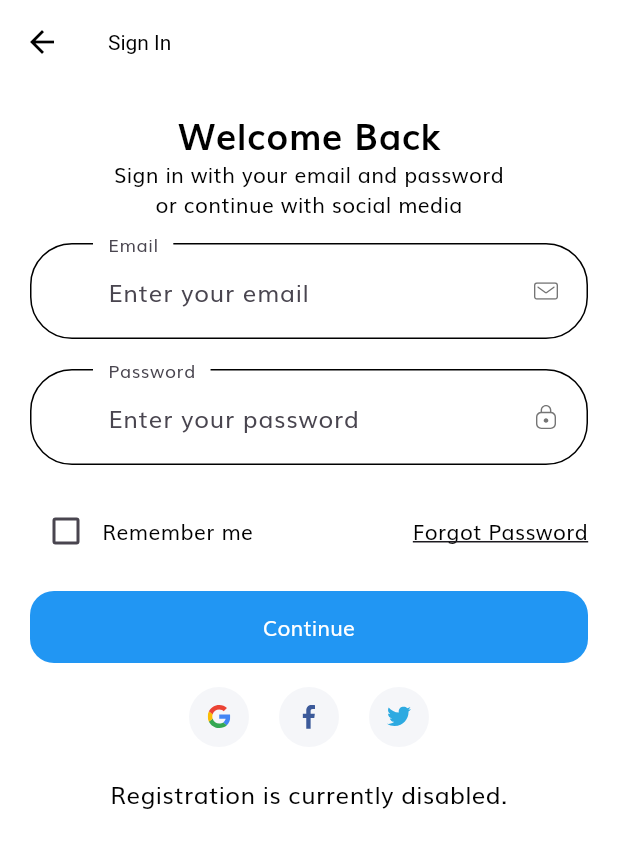
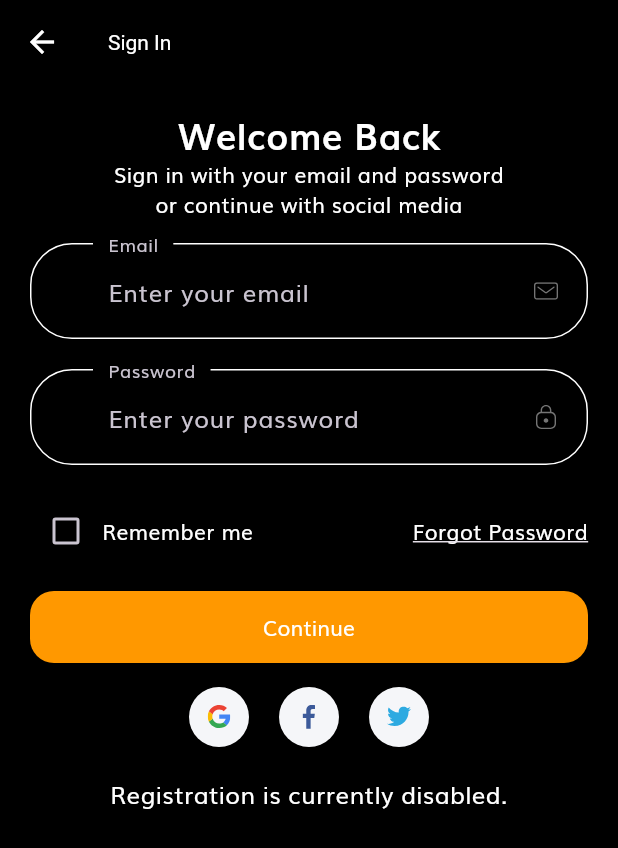
Before and after one commit to bill90c/ecom_test, a Flutter app: the screen it shows after launch, after a tap on "Continue", on a phone screen of 412 x 824 dp. Shown: the top 848 px of the screen. Run offline on Flutter 3.47's test engine with Material 3 defaults, Android fonts, the phone set to English and light mode, and no system bars; our stand-ins replace flutter_svg.

Commit message:
Switch to dark theme with orange colors

```diff
--- a/lib/constants.dart
+++ b/lib/constants.dart
@@ -1,21 +1,21 @@
 import 'package:flutter/material.dart';
 
-const kPrimaryColor = Color(0xFF2196F3);
-const kPrimaryLightColor = Color(0xFFBBDEFB);
+const kPrimaryColor = Color(0xFFFF9800);
+const kPrimaryLightColor = Color(0xFFFFE0B2);
 const kPrimaryGradientColor = LinearGradient(
   begin: Alignment.topLeft,
   end: Alignment.bottomRight,
-  colors: [Color(0xFF64B5F6), Color(0xFF2196F3)],
+  colors: [Color(0xFFFFB74D), Color(0xFFFF9800)],
 );
 const kSecondaryColor = Color(0xFF979797);
-const kTextColor = Colors.black;
+const kTextColor = Colors.white;
 
 const kAnimationDuration = Duration(milliseconds: 200);
 
 const headingStyle = TextStyle(
   fontSize: 24,
   fontWeight: FontWeight.bold,
-  color: Colors.black,
+  color: Colors.white,
   height: 1.5,
 );
 
--- a/lib/main.dart
+++ b/lib/main.dart
@@ -17,7 +17,7 @@ class MyApp extends StatelessWidget {
     return MaterialApp(
       debugShowCheckedModeBanner: false,
       title: 'The Flutter Way - Template',
-      theme: AppTheme.lightTheme(context),
+      theme: AppTheme.darkTheme(context),
       initialRoute: SplashScreen.routeName,
       routes: routes,
     );
--- a/lib/screens/cart/cart_screen.dart
+++ b/lib/screens/cart/cart_screen.dart
@@ -4,6 +4,7 @@ import 'package:flutter_svg/flutter_svg.dart';
 import '../../models/Cart.dart';
 import 'components/cart_card.dart';
 import 'components/check_out_card.dart';
+import '../../constants.dart';
 
 class CartScreen extends StatefulWidget {
   static String routeName = "/cart";
@@ -23,7 +24,7 @@ class _CartScreenState extends State<CartScreen> {
           children: [
             const Text(
               "Your Cart",
-              style: TextStyle(color: Colors.black),
+              style: TextStyle(color: kTextColor),
             ),
             Text(
               "${demoCarts.length} items",
--- a/lib/screens/cart/components/cart_card.dart
+++ b/lib/screens/cart/components/cart_card.dart
@@ -35,7 +35,7 @@ class CartCard extends StatelessWidget {
           children: [
             Text(
               cart.product.title,
-              style: const TextStyle(color: Colors.black, fontSize: 16),
+              style: const TextStyle(color: kTextColor, fontSize: 16),
               maxLines: 2,
             ),
             const SizedBox(height: 8),
--- a/lib/screens/cart/components/check_out_card.dart
+++ b/lib/screens/cart/components/check_out_card.dart
@@ -67,7 +67,7 @@ class CheckoutCard extends StatelessWidget {
                       children: [
                         TextSpan(
                           text: "\$337.15",
-                          style: TextStyle(fontSize: 16, color: Colors.black),
+                          style: TextStyle(fontSize: 16, color: kTextColor),
                         ),
                       ],
                     ),
--- a/lib/screens/details/details_screen.dart
+++ b/lib/screens/details/details_screen.dart
@@ -7,6 +7,7 @@ import 'components/color_dots.dart';
 import 'components/product_description.dart';
 import 'components/product_images.dart';
 import 'components/top_rounded_container.dart';
+import '../../constants.dart';
 
 class DetailsScreen extends StatelessWidget {
   static String routeName = "/details";
@@ -39,7 +40,7 @@ class DetailsScreen extends StatelessWidget {
             ),
             child: const Icon(
               Icons.arrow_back_ios_new,
-              color: Colors.black,
+              color: Colors.white,
               size: 20,
             ),
           ),
@@ -61,7 +62,7 @@ class DetailsScreen extends StatelessWidget {
                       "4.7",
                       style: TextStyle(
                         fontSize: 14,
-                        color: Colors.black,
+                        color: kTextColor,
                         fontWeight: FontWeight.w600,
                       ),
                     ),
--- a/lib/screens/forgot_password/forgot_password_screen.dart
+++ b/lib/screens/forgot_password/forgot_password_screen.dart
@@ -1,6 +1,7 @@
 import 'package:flutter/material.dart';
 
 import 'components/forgot_pass_form.dart';
+import '../../constants.dart';
 
 class ForgotPasswordScreen extends StatelessWidget {
   static String routeName = "/forgot_password";
@@ -24,7 +25,7 @@ class ForgotPasswordScreen extends StatelessWidget {
                   "Forgot Password",
                   style: TextStyle(
                     fontSize: 24,
-                    color: Colors.black,
+                    color: kTextColor,
                     fontWeight: FontWeight.bold,
                   ),
                 ),
--- a/lib/screens/home/components/section_title.dart
+++ b/lib/screens/home/components/section_title.dart
@@ -1,4 +1,5 @@
 import 'package:flutter/material.dart';
+import '../../../constants.dart';
 
 class SectionTitle extends StatelessWidget {
   const SectionTitle({
@@ -20,7 +21,7 @@ class SectionTitle extends StatelessWidget {
           style: const TextStyle(
             fontSize: 16,
             fontWeight: FontWeight.w600,
-            color: Colors.black,
+            color: kTextColor,
           ),
         ),
         TextButton(
--- a/lib/screens/login_success/login_success_screen.dart
+++ b/lib/screens/login_success/login_success_screen.dart
@@ -1,5 +1,6 @@
 import 'package:flutter/material.dart';
 import 'package:shop_app/screens/init_screen.dart';
+import '../../constants.dart';
 
 class LoginSuccessScreen extends StatelessWidget {
   static String routeName = "/login_success";
@@ -25,7 +26,7 @@ class LoginSuccessScreen extends StatelessWidget {
             style: TextStyle(
               fontSize: 30,
               fontWeight: FontWeight.bold,
-              color: Colors.black,
+              color: kTextColor,
             ),
           ),
           const Spacer(),
--- a/lib/screens/sign_in/sign_in_screen.dart
+++ b/lib/screens/sign_in/sign_in_screen.dart
@@ -3,6 +3,7 @@ import 'package:flutter/material.dart';
 import '../../components/no_account_text.dart';
 import '../../components/socal_card.dart';
 import 'components/sign_form.dart';
+import '../../constants.dart';
 
 class SignInScreen extends StatelessWidget {
   static String routeName = "/sign_in";
@@ -26,7 +27,7 @@ class SignInScreen extends StatelessWidget {
                   const Text(
                     "Welcome Back",
                     style: TextStyle(
-                      color: Colors.black,
+                      color: kTextColor,
                       fontSize: 24,
                       fontWeight: FontWeight.bold,
                     ),
--- a/lib/theme.dart
+++ b/lib/theme.dart
@@ -3,15 +3,16 @@ import 'package:flutter/material.dart';
 import 'constants.dart';
 
 class AppTheme {
-  static ThemeData lightTheme(BuildContext context) {
+  static ThemeData darkTheme(BuildContext context) {
     return ThemeData(
-      scaffoldBackgroundColor: Colors.white,
+      brightness: Brightness.dark,
+      scaffoldBackgroundColor: Colors.black,
       fontFamily: "Muli",
       appBarTheme: const AppBarTheme(
-          color: Colors.white,
+          color: Colors.black,
           elevation: 0,
-          iconTheme: IconThemeData(color: Colors.black),
-          titleTextStyle: TextStyle(color: Colors.black)),
+          iconTheme: IconThemeData(color: Colors.white),
+          titleTextStyle: TextStyle(color: Colors.white)),
       textTheme: const TextTheme(
         bodyLarge: TextStyle(color: kTextColor),
         bodyMedium: TextStyle(color: kTextColor),
```
Also changed, not shown: 1 other file.
